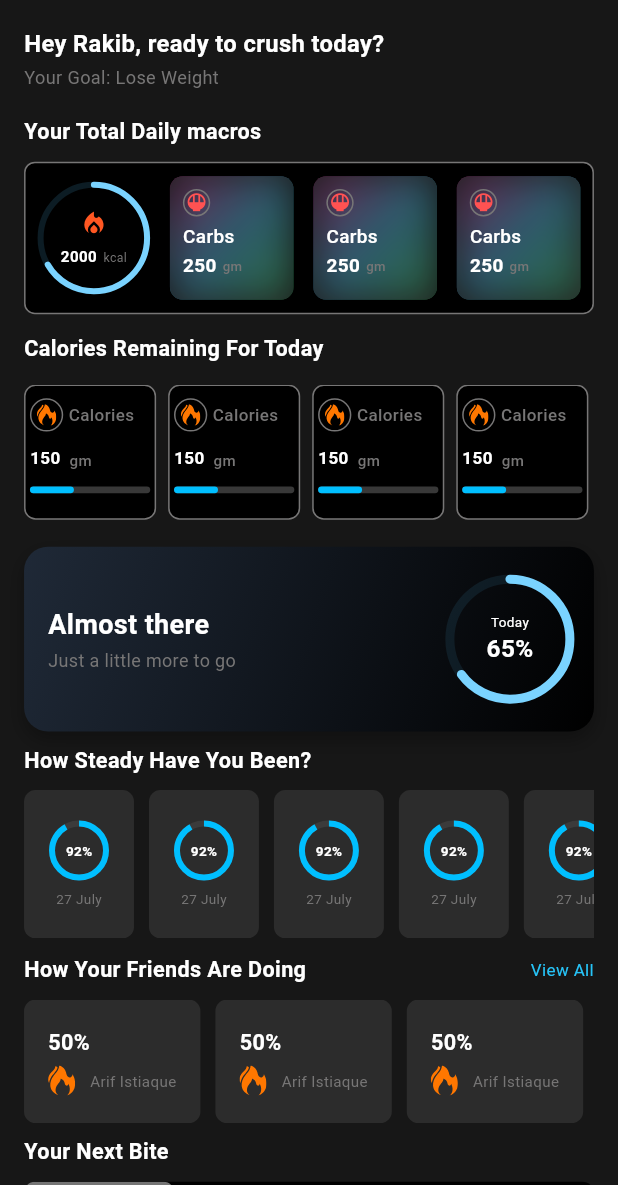
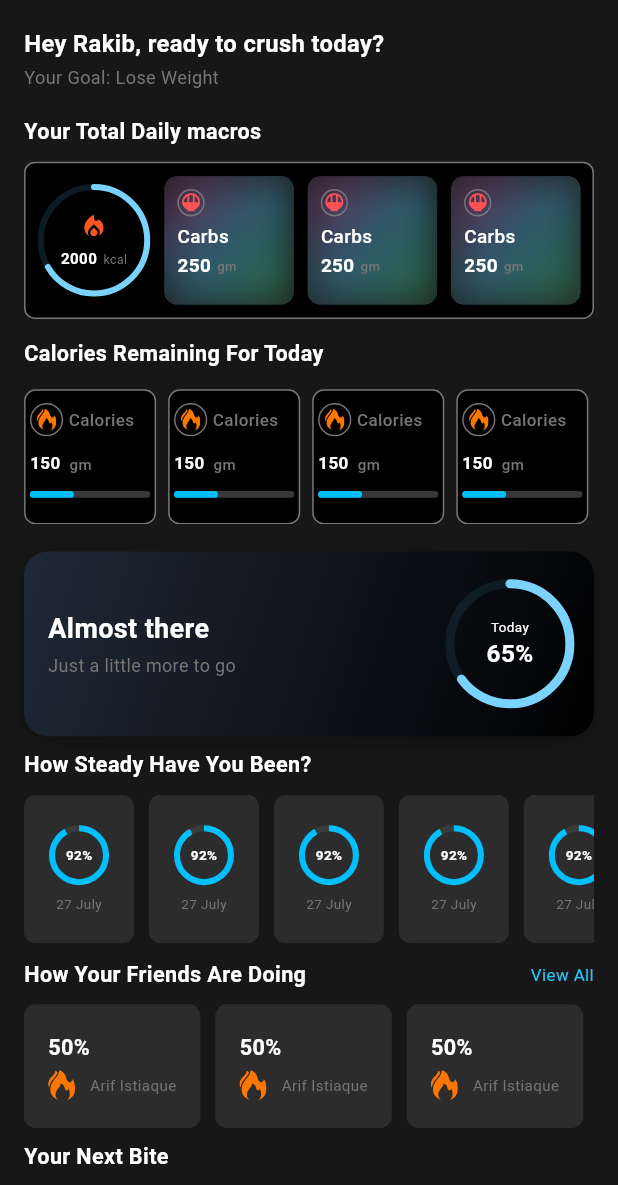
Before and after one commit to RakibulIslam10/Tailored-Eats, a Flutter app: the HomeScreenMobile screen opened directly, on a phone screen of 412 x 824 dp, the part 51-1236 px from its top. Run offline on Flutter 3.47's test engine with Material 3 defaults, Android fonts, the phone set to English and light mode, and no system bars; drawn by our look-alikes of cached_network_image; our stand-ins replace country_picker, fl_chart, flutter_screenutil, flutter_svg, get, get_storage and 3 more; accounts and stored records are empty; network calls fail.

```diff
--- a/lib/views/details/widget/Instruction_widget.dart
+++ b/lib/views/details/widget/Instruction_widget.dart
@@ -17,7 +17,7 @@ class InstructionWidget extends GetView<DetailsController> {
           ),
 
           Container(
-            height: MediaQuery.of(context).size.height * 0.5,
+            height: 430.h,
             padding: REdgeInsets.all(Dimensions.paddingSize * 0.8),
             decoration: BoxDecoration(
               color: Colors.white12,
--- a/lib/views/details/widget/macros_widget.dart
+++ b/lib/views/details/widget/macros_widget.dart
@@ -16,10 +16,9 @@ class MacrosWidget extends GetView<DetailsController> {
             padding: Dimensions.verticalSize.edgeVertical * 0.6,
           ),
           SizedBox(
-            height: MediaQuery.of(context).size.height * 0.1,
+            height: 95.h,
             child: ListView.builder(
               itemCount: 4,
-
               scrollDirection: Axis.horizontal,
               physics: const NeverScrollableScrollPhysics(),
               shrinkWrap: true,
--- a/lib/views/home/widget/NutrientCard_widget.dart
+++ b/lib/views/home/widget/NutrientCard_widget.dart
@@ -63,8 +63,8 @@ class NutrientCard extends StatelessWidget {
   @override
   Widget build(BuildContext context) {
     return Container(
-      width: MediaQuery.of(context).size.width * 0.2,
-      height: MediaQuery.of(context).size.height * 0.10,
+      width: 86.w,
+      height: 95.h,
       decoration: BoxDecoration(
         borderRadius: BorderRadius.circular(Dimensions.radius * 0.95),
         gradient: const LinearGradient(
--- a/lib/views/home/widget/progress_widget.dart
+++ b/lib/views/home/widget/progress_widget.dart
@@ -61,15 +61,15 @@ class CalorieProgressWidget extends GetView<HomeController> {
       final displayValue = controller.currentCalories.value.toInt();
 
       return SizedBox(
-        width: size,
-        height: size,
+        width: size.w,
+        height: size.h,
         child: Stack(
           alignment: Alignment.center,
           children: [
             CustomPaint(
               size: Size(size, size),
               painter: CalorieProgressPainter(
-                strokeWidth: 4,
+                strokeWidth: 4.w,
                 progress: progress,
                 progressColor: Color(0xff7AD3FF),
                 backgroundColor: CustomColors.progressColor.withOpacity(0.15),
```
